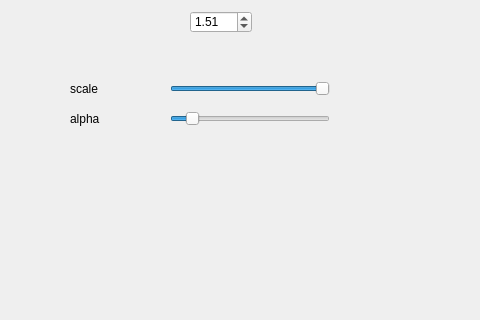
First picture: the form in src/Nebulae.ui, repository skydave/sandbox, before the edit; both pictures show x 0 to 480 and y 219 to 539 of the 578 by 539 pixel window.
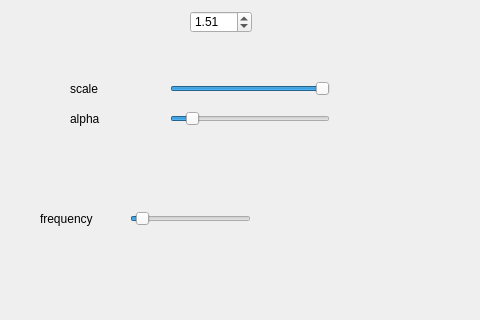
Second picture: the form after the edit.

```diff
--- a/src/Nebulae.ui
+++ b/src/Nebulae.ui
@@ -228,6 +228,38 @@
     <enum>Qt::Horizontal</enum>
    </property>
   </widget>
+  <widget class="QLabel" name="label_6">
+   <property name="geometry">
+    <rect>
+     <x>40</x>
+     <y>430</y>
+     <width>56</width>
+     <height>15</height>
+    </rect>
+   </property>
+   <property name="text">
+    <string>frequency</string>
+   </property>
+  </widget>
+  <widget class="QSlider" name="frequency">
+   <property name="geometry">
+    <rect>
+     <x>130</x>
+     <y>430</y>
+     <width>121</width>
+     <height>16</height>
+    </rect>
+   </property>
+   <property name="maximum">
+    <number>1000</number>
+   </property>
+   <property name="value">
+    <number>50</number>
+   </property>
+   <property name="orientation">
+    <enum>Qt::Horizontal</enum>
+   </property>
+  </widget>
  </widget>
  <resources/>
  <connections/>
```
